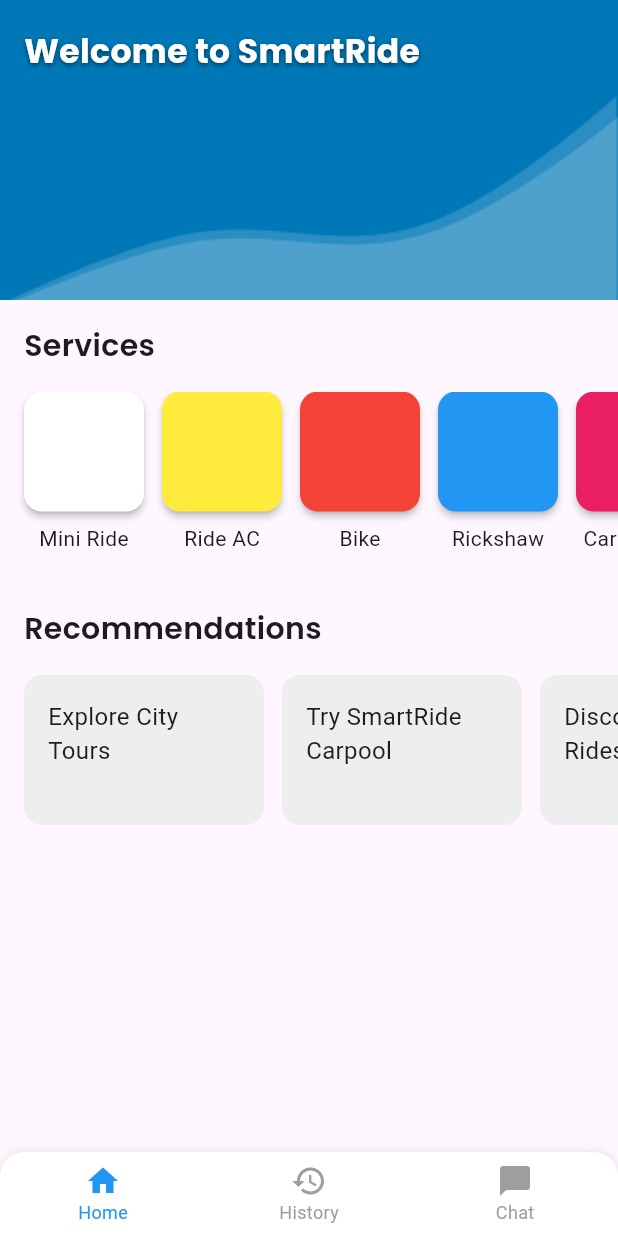
After one commit to Jawad-Hassan/AI-Smart-Ride, a Flutter app: the HomePageView screen opened directly, on a phone screen of 412 x 824 dp. The commit adds this screen. Run offline on Flutter 3.47's test engine with Material 3 defaults, Android fonts, the phone set to English and light mode, and no system bars; our stand-ins replace get; Roboto replaces fonts that are missing (PoppinsRegular).

Commit message:
Home_Page

```diff
--- /dev/null
+++ b/lib/src/modules/Home_Page/homepage_logic.dart
@@ -0,0 +1,9 @@
+import 'package:get/get.dart';
+
+class HomePageController extends GetxController {
+  var selectedIndex = 0.obs;
+
+  void onNavTapped(int index) {
+    selectedIndex.value = index;
+  }
+}
--- /dev/null
+++ b/lib/src/modules/Home_Page/homepage_view.dart
@@ -0,0 +1,176 @@
+import 'package:flutter/material.dart';
+import 'package:flutter_application_1/src/modules/Home_Page/homepage_logic.dart';
+import 'package:get/get.dart';
+import 'package:flutter_application_1/src/modules/chat_page.dart';
+import 'package:flutter_application_1/src/modules/customwidget/custom_bottom_navbar.dart';
+import 'package:flutter_application_1/src/modules/customwidget/custom_button.dart';
+import 'package:flutter_application_1/src/modules/history.dart';
+import 'package:flutter_application_1/src/modules/pick_drop.dart';
+import 'package:flutter_application_1/src/modules/utlis/app_fonts.dart';
+import 'package:flutter_application_1/src/modules/utlis/app_images.dart';
+
+
+class HomePageView extends StatelessWidget {
+  const HomePageView({super.key});
+
+  @override
+  Widget build(BuildContext context) {
+    return GetBuilder<HomePageController>(
+      init: HomePageController(),
+      builder: (controller) {
+        return Scaffold(
+          body: SafeArea(
+            child: SingleChildScrollView(
+              padding: const EdgeInsets.only(bottom: 16),
+              child: Column(
+                crossAxisAlignment: CrossAxisAlignment.start  ,
+                children: [
+                  Stack(
+                    children: [
+                      SizedBox(
+                        width: double.infinity,
+                        height: 200,
+                        child: Image.asset(AppImages.top, fit: BoxFit.cover),
+                      ),
+                      Positioned(
+                        left: 16,
+                        bottom: 150,
+                        child: Text(
+                          'Welcome to SmartRide',
+                          style: StyleRefer.poppinsBold.copyWith(
+                            fontSize: 22,
+                            color: Colors.white,
+                            shadows: const [
+                              Shadow(
+                                offset: Offset(0, 1),
+                                blurRadius: 4,
+                                color: Colors.black54,
+                              ),
+                            ],
+                          ),
+                        ),
+                      ),
+                    ],
+                  ),
+                  const SizedBox(height: 16),
+                  Padding(
+                    padding: const EdgeInsets.symmetric(horizontal: 16.0),
+                    child: Text(
+                      'Services',
+                      style: StyleRefer.poppinsSemiBold.copyWith(fontSize: 20),
+                    ),
+                  ),
+                  const SizedBox(height: 16),
+                  SizedBox(
+                    height: 120,
+                    child: ListView(
+                      scrollDirection: Axis.horizontal,
+                      padding: const EdgeInsets.symmetric(horizontal: 16.0),
+                      children: [
+                        _buildServiceButton('Mini Ride', Colors.white, context),
+                        const SizedBox(width: 12),
+                        _buildServiceButton('Ride AC', Colors.yellow, context),
+                        const SizedBox(width: 12),
+                        _buildServiceButton('Bike', Colors.red, context),
+                        const SizedBox(width: 12),
+                        _buildServiceButton('Rickshaw', Colors.blue, context),
+                        const SizedBox(width: 12),
+                        _buildServiceButton('Carpooling', Colors.pink, context),
+                      ],
+                    ),
+                  ),
+                  const SizedBox(height: 24),
+                  Padding(
+                    padding: const EdgeInsets.symmetric(horizontal: 16.0),
+                    child: Text(
+                      'Recommendations',
+                      style: StyleRefer.poppinsSemiBold.copyWith(fontSize: 20),
+                    ),
+                  ),
+                  const SizedBox(height: 16),
+                  SizedBox(
+                    height: 100,
+                    child: ListView(
+                      scrollDirection: Axis.horizontal,
+                      padding: const EdgeInsets.symmetric(horizontal: 16.0),
+                      children: [
+                        _buildRecommendationCard('Explore City Tours'),
+                        const SizedBox(width: 12),
+                        _buildRecommendationCard('Try SmartRide Carpool'),
+                        const SizedBox(width: 12),
+                        _buildRecommendationCard('Discounted AC Rides'),
+                      ],
+                    ),
+                  ),
+                ],
+              ),
+            ),
+          ),
+          bottomNavigationBar: Obx(() => CustomBottomNavBar(
+                currentIndex: controller.selectedIndex.value,
+                onTap: (index) {
+                  if (controller.selectedIndex.value == index) return;
+                  controller.onNavTapped(index);
+                  switch (index) {
+                    case 1:
+                      Get.off(() => const HistoryScreen());
+                      break;
+                    case 2:
+                      Get.off(() => const GroupChatScreen());
+                      break;
+                  }
+                },
+              )),
+        );
+      },
+    );
+  }
+
+  Widget _buildServiceButton(String label, Color color, BuildContext context) {
+    return Column(
+      children: [
+        SizedBox(
+          width: 80,
+          height: 80,
+          child: CustomButton(
+            text: '',
+            onPressed: () {
+              Navigator.push(
+                context,
+                MaterialPageRoute(builder: (context) => const PickDropPage()),
+              );
+            },
+            backgroundColor: color,
+            borderRadius: 12,
+          ),
+        ),
+        const SizedBox(height: 8),
+        Text(
+          label,
+          textAlign: TextAlign.center,
+          style: StyleRefer.poppinsRegular.copyWith(fontSize: 14),
+        ),
+      ],
+    );
+  }
+
+  Widget _buildRecommendationCard(String title) {
+    return Container(
+      width: 160,
+      padding: const EdgeInsets.all(16),
+      decoration: BoxDecoration(
+        color: Colors.grey.shade200,
+        borderRadius: BorderRadius.circular(12),
+      ),
+      child: Column(
+        mainAxisSize: MainAxisSize.min,
+        children: [
+          Text(
+            title,
+            style: StyleRefer.poppinsRegular.copyWith(fontSize: 16),
+          ),
+        ],
+      ),
+    );
+  }
+}
--- a/lib/src/modules/chat_page.dart
+++ b/lib/src/modules/chat_page.dart
@@ -1,7 +1,8 @@
 import 'package:flutter/material.dart';
+import 'package:flutter_application_1/src/modules/Home_Page/homepage_view.dart';
 import 'package:flutter_application_1/src/modules/customwidget/custom_bottom_navbar.dart';
 import 'package:flutter_application_1/src/modules/history.dart';
-import 'package:flutter_application_1/src/modules/home_page.dart';
+
 import 'package:flutter_application_1/src/modules/utlis/app_fonts.dart';
 import 'package:flutter_application_1/src/modules/utlis/app_images.dart';
 
@@ -26,7 +27,7 @@ class _GroupChatScreenState extends State<GroupChatScreen> {
             case 0:
               Navigator.pushReplacement(
                 context,
-                MaterialPageRoute(builder: (context) => const HomeScreen()),
+                MaterialPageRoute(builder: (context) => const HomePageView()),
               );
               break;
             case 1:
@@ -72,7 +73,6 @@ class _GroupChatScreenState extends State<GroupChatScreen> {
                 ),
               ],
             ),
-
             const SizedBox(height: 20),
             Padding(
               padding: const EdgeInsets.symmetric(horizontal: 20),
--- a/lib/src/modules/history.dart
+++ b/lib/src/modules/history.dart
@@ -1,7 +1,8 @@
 import 'package:flutter/material.dart';
+import 'package:flutter_application_1/src/modules/Home_Page/homepage_view.dart';
 import 'package:flutter_application_1/src/modules/chat_page.dart';
 import 'package:flutter_application_1/src/modules/customwidget/custom_bottom_navbar.dart';
-import 'package:flutter_application_1/src/modules/home_page.dart';
+
 
 class HistoryScreen extends StatefulWidget {
   const HistoryScreen({super.key});
@@ -138,7 +139,7 @@ class _HistoryScreenState extends State<HistoryScreen> {
             case 0:
               Navigator.pushReplacement(
                 context,
-                MaterialPageRoute(builder: (context) => const HomeScreen()),
+                MaterialPageRoute(builder: (context) => const HomePageView()),
               );
               break;
             case 1:
```
Also changed, not shown: lib/src/modules/home_page.dart (deleted, +0 -263 lines), lib/src/modules/verification_page.dart (+5 -4 lines). Lines whose indentation alone changed are shown as unchanged.
